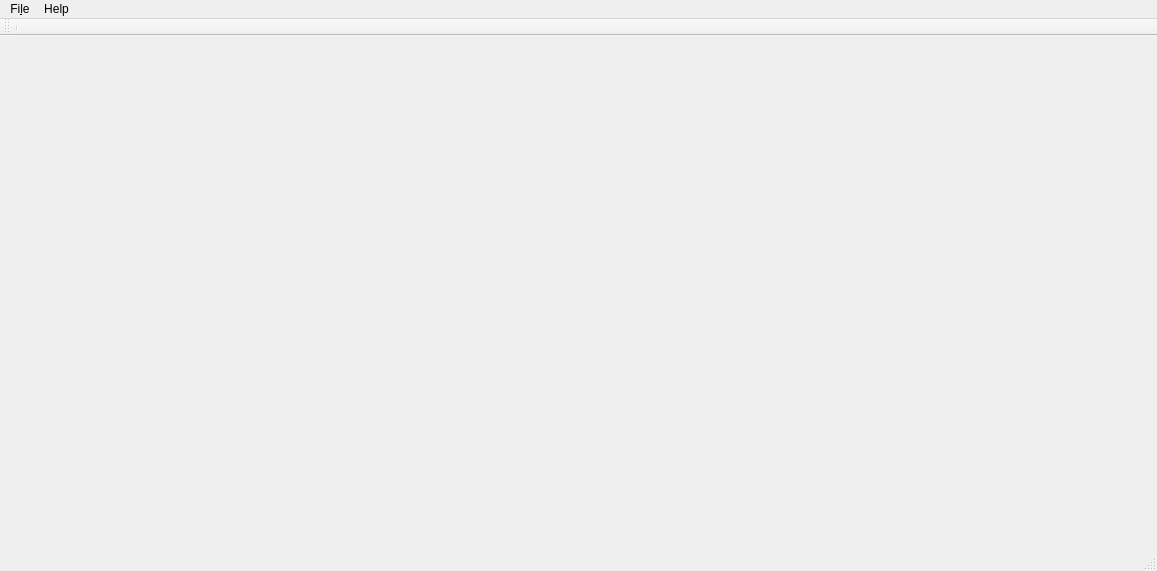
The window that CRMBaseModule/torgcrmmain.ui (torgcrm/TorgCRM-QtClient) describes before a commit, drawn with Qt 5.
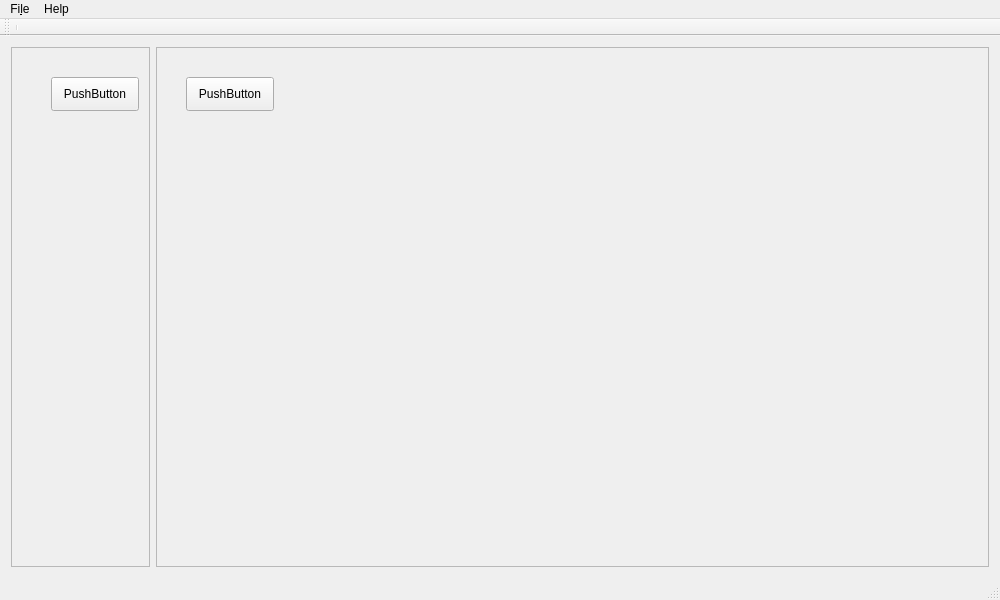
The same window after the commit.

Commit message: add layouts to main form

```diff
--- a/CRMBaseModule/torgcrmmain.ui
+++ b/CRMBaseModule/torgcrmmain.ui
@@ -6,20 +6,91 @@
    <rect>
     <x>0</x>
     <y>0</y>
-    <width>1157</width>
-    <height>571</height>
+    <width>1000</width>
+    <height>600</height>
    </rect>
   </property>
+  <property name="minimumSize">
+   <size>
+    <width>800</width>
+    <height>600</height>
+   </size>
+  </property>
   <property name="windowTitle">
    <string>TorgCRMMain</string>
   </property>
-  <widget class="QWidget" name="centralWidget"/>
+  <widget class="QWidget" name="centralWidget">
+   <layout class="QVBoxLayout" name="verticalLayout">
+    <item>
+     <layout class="QHBoxLayout" name="horizontalLayout_2">
+      <item>
+       <widget class="QFrame" name="frame">
+        <property name="sizePolicy">
+         <sizepolicy hsizetype="Preferred" vsizetype="Preferred">
+          <horstretch>1</horstretch>
+          <verstretch>0</verstretch>
+         </sizepolicy>
+        </property>
+        <property name="frameShape">
+         <enum>QFrame::StyledPanel</enum>
+        </property>
+        <property name="frameShadow">
+         <enum>QFrame::Raised</enum>
+        </property>
+        <widget class="QPushButton" name="pushButton">
+         <property name="geometry">
+          <rect>
+           <x>40</x>
+           <y>30</y>
+           <width>88</width>
+           <height>34</height>
+          </rect>
+         </property>
+         <property name="text">
+          <string>PushButton</string>
+         </property>
+        </widget>
+       </widget>
+      </item>
+      <item>
+       <widget class="QFrame" name="frame_2">
+        <property name="sizePolicy">
+         <sizepolicy hsizetype="Preferred" vsizetype="Preferred">
+          <horstretch>6</horstretch>
+          <verstretch>0</verstretch>
+         </sizepolicy>
+        </property>
+        <property name="frameShape">
+         <enum>QFrame::StyledPanel</enum>
+        </property>
+        <property name="frameShadow">
+         <enum>QFrame::Raised</enum>
+        </property>
+        <widget class="QPushButton" name="pushButton_2">
+         <property name="geometry">
+          <rect>
+           <x>30</x>
+           <y>30</y>
+           <width>88</width>
+           <height>34</height>
+          </rect>
+         </property>
+         <property name="text">
+          <string>PushButton</string>
+         </property>
+        </widget>
+       </widget>
+      </item>
+     </layout>
+    </item>
+   </layout>
+  </widget>
   <widget class="QMenuBar" name="menuBar">
    <property name="geometry">
     <rect>
      <x>0</x>
      <y>0</y>
-     <width>1157</width>
+     <width>1000</width>
      <height>30</height>
     </rect>
    </property>
```
Left out of the diff: 14 changed lines with no effect on the pictures. The commit also changes 2 other files.
